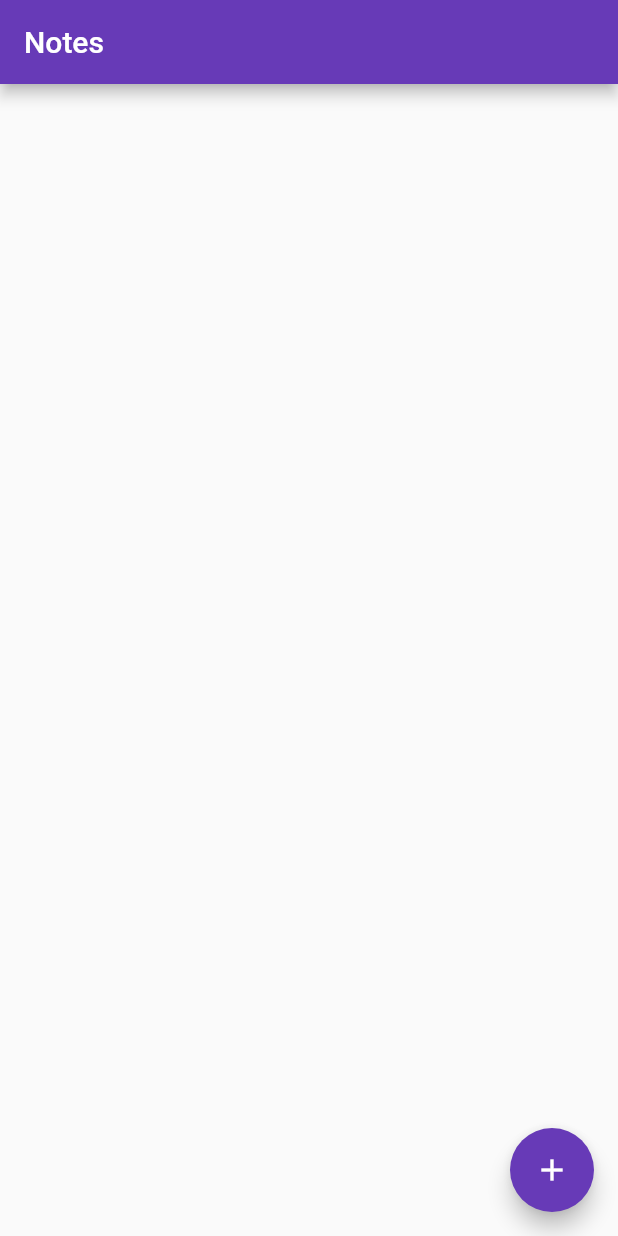
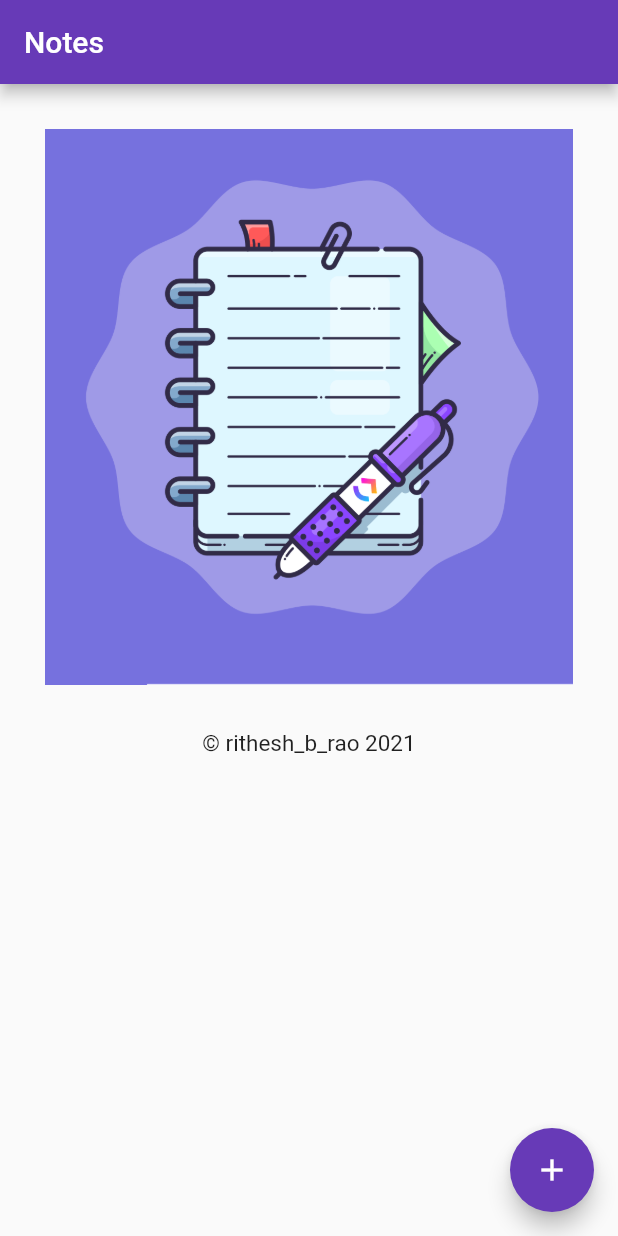
Before and after one commit to ritheshjarvis/flutter_notekeeper_app, a Flutter app: the screen it shows after launch, on a phone screen of 412 x 824 dp. Run offline on Flutter 3.47's test engine with Material 2 defaults, Android fonts, the light colour scheme and no system bars; our stand-ins replace sqflite; accounts and stored records are empty.

Commit message:
Added home image png and copyright text

```diff
--- a/lib/screens/note_list.dart
+++ b/lib/screens/note_list.dart
@@ -38,9 +38,10 @@ class NoteListState extends State<NoteList> {
     );
   }
 
-  ListView getListView() {
+  getListView() {
     TextStyle textStyle = Theme.of(context).textTheme.subhead;
 
+    if (count != 0) {
       return ListView.builder(
           itemCount: count,
           itemBuilder: (BuildContext context, int position) {
@@ -74,14 +75,33 @@ class NoteListState extends State<NoteList> {
               ),
             );
           });
+    } else {
+      return ListView(children: [
+        getAssetImage(),
+        getCopyrightString()
+        // Center(
+        //     child: Text(" © rithesh_b_rao 2021 ",
+        //         style: TextStyle(fontSize: 15.0)))
+      ]);
+    }
   }
 
-  void navigateToNoteDetail(Note note, String title) async{
-    bool result = await Navigator.push(context, MaterialPageRoute(builder: (context) {
+  getCopyrightString() {
+    return Expanded(
+      // margin: EdgeInsets.only(bottom: 15.0),
+      child: Center(
+          child:
+              Text(" © rithesh_b_rao 2021 ", style: TextStyle(fontSize: 15.0))),
+    );
+  }
+
+  void navigateToNoteDetail(Note note, String title) async {
+    bool result =
+        await Navigator.push(context, MaterialPageRoute(builder: (context) {
       return NoteDetail(note, title);
     }));
 
-    if (result == true){
+    if (result == true) {
       updateListView();
     }
   }
@@ -143,4 +163,15 @@ class NoteListState extends State<NoteList> {
       });
     });
   }
+
+  Widget getAssetImage() {
+    AssetImage assetImage = AssetImage('images/note_img.png');
+    Image image = Image(
+      image: assetImage,
+    );
+    return Container(
+      padding: EdgeInsets.all(30.0),
+      child: image,
+    );
   }
+}
--- a/pubspec.yaml
+++ b/pubspec.yaml
@@ -48,9 +48,8 @@ flutter:
   uses-material-design: true
 
   # To add assets to your application, add an assets section, like this:
-  # assets:
-  #   - images/a_dot_burr.jpeg
-  #   - images/a_dot_ham.jpeg
+  assets:
+    - images/note_img.png
 
   # An image asset can refer to one or more resolution-specific "variants", see
   # https://flutter.dev/assets-and-images/#resolution-aware.
```
Also changed, not shown: images/note_img.png (added). Lines whose indentation alone changed are shown as unchanged.
